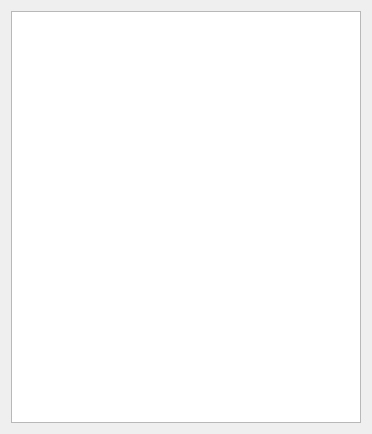
Old version of the form Client/paint.ui in the repository NikitaVirachev/course-work-on-DB.
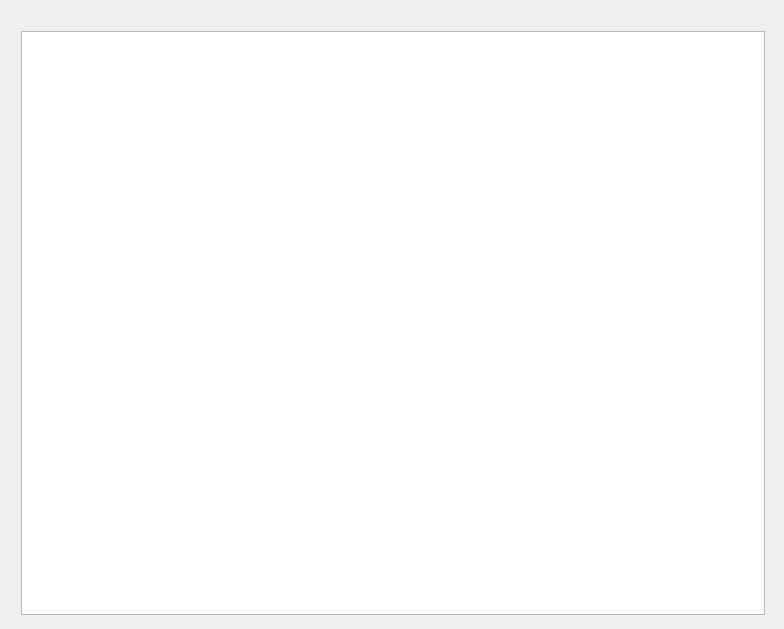
New version of the form.

Commit message: implemented paint

Patch:
```diff
--- a/Client/paint.ui
+++ b/Client/paint.ui
@@ -6,16 +6,25 @@
    <rect>
     <x>0</x>
     <y>0</y>
-    <width>372</width>
-    <height>434</height>
+    <width>784</width>
+    <height>629</height>
    </rect>
   </property>
   <property name="windowTitle">
    <string>Paint</string>
   </property>
   <layout class="QGridLayout" name="gridLayout">
-   <item row="0" column="0">
+   <item row="1" column="1">
+    <widget class="QWidget" name="widget" native="true">
     <widget class="QGraphicsView" name="graphicsView">
+      <property name="geometry">
+       <rect>
+        <x>10</x>
+        <y>20</y>
+        <width>744</width>
+        <height>584</height>
+       </rect>
+      </property>
      <property name="interactive">
       <bool>true</bool>
      </property>
@@ -33,6 +42,7 @@
      <property name="resizeAnchor">
       <enum>QGraphicsView::NoAnchor</enum>
      </property>
+     </widget>
     </widget>
    </item>
   </layout>
```
Lines whose indentation alone changed are shown as unchanged. The commit also changes 12 other files.
